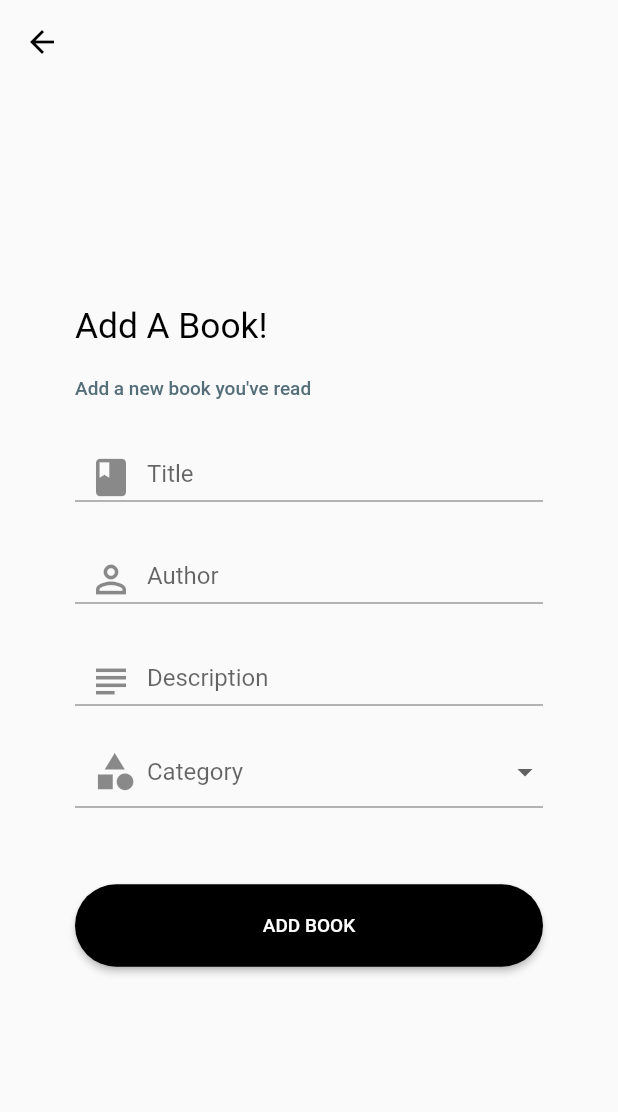
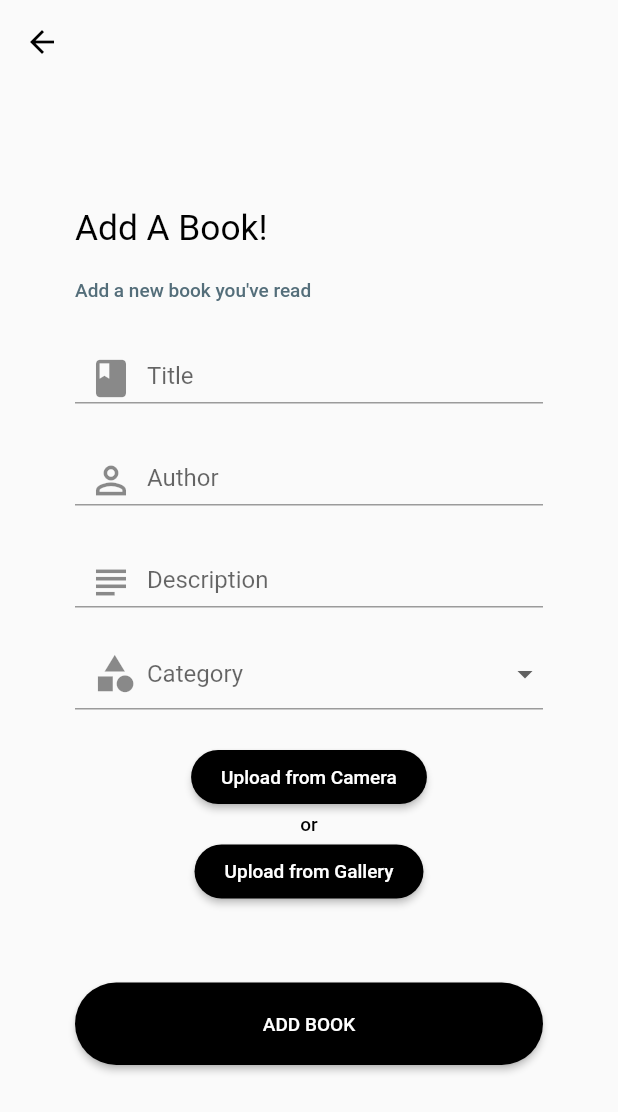
Before and after one commit to SilasNiewierra/booc_v2, a Flutter app: the AddBookScreen screen opened directly, on a phone screen of 412 x 824 dp. Shown: the top 1112 px of the screen. Run offline on Flutter 3.47's test engine with Material 2 defaults, Android fonts, the light colour scheme and no system bars; our stand-ins replace cloud_firestore, firebase_auth, firebase_core, firebase_storage, fluttertoast, image_picker; accounts and stored records are empty.

Commit message:
added image upload for book covers

```diff
--- a/lib/views/add_item.dart
+++ b/lib/views/add_item.dart
@@ -1,3 +1,5 @@
+import 'dart:io';
+
 import 'package:booc/models/book_model.dart';
 import 'package:booc/models/variables.dart';
 import 'package:booc/services/colors.dart';
@@ -6,6 +8,7 @@ import 'package:booc/views/components/dropdown_form.dart';
 import 'package:firebase_auth/firebase_auth.dart';
 import 'package:flutter/material.dart';
 import 'package:fluttertoast/fluttertoast.dart';
+import 'package:image_picker/image_picker.dart';
 import 'package:provider/provider.dart';
 
 class AddBookScreen extends StatefulWidget {
@@ -24,6 +27,31 @@ class _AddBookScreenState extends State<AddBookScreen> {
   String error = '';
 
   List<String> categories;
+
+  File _image;
+  final picker = ImagePicker();
+
+  Future getImage(bool fromGallery) async {
+    var pickedFile;
+
+    if (fromGallery) {
+      pickedFile = await picker.getImage(
+        source: ImageSource.gallery,
+      );
+    } else {
+      pickedFile = await picker.getImage(
+        source: ImageSource.camera,
+      );
+    }
+
+    setState(() {
+      if (pickedFile != null) {
+        _image = File(pickedFile.path);
+      } else {
+        print('No image selected.');
+      }
+    });
+  }
 
   @override
   void initState() {
@@ -179,6 +207,72 @@ class _AddBookScreenState extends State<AddBookScreen> {
                     });
                   },
                   dataSource: categories),
+              SizedBox(height: 20.0),
+              Center(
+                child: _image == null
+                    ? Column(
+                        children: [
+                          RaisedButton(
+                            onPressed: () {
+                              getImage(false);
+                            },
+                            padding: EdgeInsets.symmetric(
+                                horizontal: 20, vertical: 10),
+                            shape: RoundedRectangleBorder(
+                                borderRadius: BorderRadius.circular(50)),
+                            child: Text(
+                              "Upload from Camera",
+                              style: Theme.of(context)
+                                  .textTheme
+                                  .headline6
+                                  .copyWith(
+                                    color: ColorService().getLightTextColor(),
+                                  ),
+                            ),
+                          ),
+                          Text(
+                            "or",
+                            style: Theme.of(context).textTheme.headline6,
+                          ),
+                          RaisedButton(
+                            onPressed: () {
+                              getImage(true);
+                            },
+                            padding: EdgeInsets.symmetric(
+                                horizontal: 20, vertical: 10),
+                            shape: RoundedRectangleBorder(
+                                borderRadius: BorderRadius.circular(50)),
+                            child: Text(
+                              "Upload from Gallery",
+                              style: Theme.of(context)
+                                  .textTheme
+                                  .headline6
+                                  .copyWith(
+                                    color: ColorService().getLightTextColor(),
+                                  ),
+                            ),
+                          ),
+                        ],
+                      )
+                    : Stack(
+                        children: [
+                          Image.file(
+                            _image,
+                            width: 240,
+                            height: 340,
+                            fit: BoxFit.cover,
+                          ),
+                          IconButton(
+                              icon: Icon(
+                                Icons.close,
+                                color: ColorService().getPrimaryColor(),
+                              ),
+                              onPressed: () {
+                                setState(() => _image = null);
+                              }),
+                        ],
+                      ),
+              ),
               Container(
                 margin: EdgeInsets.only(top: 50.0),
                 child: SizedBox(
@@ -205,7 +299,8 @@ class _AddBookScreenState extends State<AddBookScreen> {
                               imageUrl: defaultImageUrl);
                           dynamic result = await _db.addBook(
                               Provider.of<User>(context, listen: false),
-                              addBook);
+                              addBook,
+                              _image);
 
                           if (result == null) {
                             setState(() => error =
--- a/pubspec.yaml
+++ b/pubspec.yaml
@@ -17,7 +17,10 @@ dependencies:
   firebase_core: ^0.5.2+1
   firebase_auth: ^0.18.3+1
   cloud_firestore: ^0.14.3+1
+  firebase_storage: ^5.2.0
   fluttertoast: ^7.1.5
+  image_picker: ^0.6.7+14
+
 
 dev_dependencies:
   flutter_test:
```
Also changed, not shown: lib/services/database.dart (+20 -2 lines), pubspec.lock.
